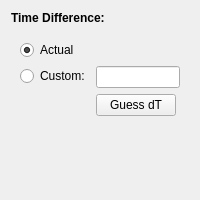
First picture: the form in plotter_gui/transforms/first_derivative.ui, repository ziparker/PlotJuggler, before the edit.
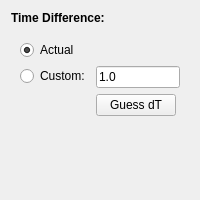
Second picture: the form after the edit.

```diff
--- a/plotter_gui/transforms/first_derivative.ui
+++ b/plotter_gui/transforms/first_derivative.ui
@@ -34,7 +34,7 @@
     </widget>
    </item>
    <item>
-    <widget class="QFrame" name="">
+    <widget class="QFrame" name="frame">
      <layout class="QFormLayout" name="formLayout">
       <item row="1" column="0">
        <widget class="QRadioButton" name="radioActual">
@@ -54,7 +54,11 @@
        </widget>
       </item>
       <item row="2" column="1">
-       <widget class="QLineEdit" name="lineEditCustom"/>
+       <widget class="QLineEdit" name="lineEditCustom">
+        <property name="text">
+         <string>1.0</string>
+        </property>
+       </widget>
       </item>
       <item row="3" column="1">
        <widget class="QPushButton" name="buttonCompute">
```
